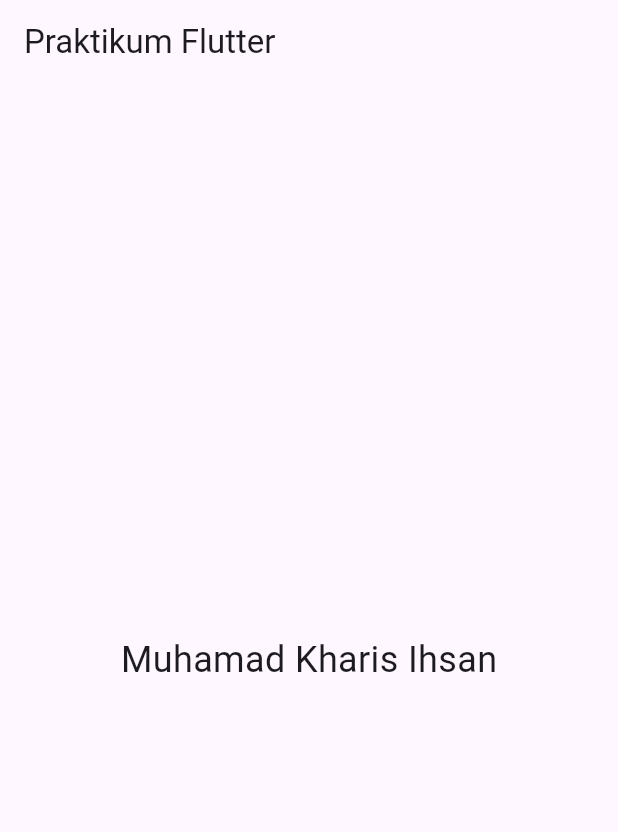
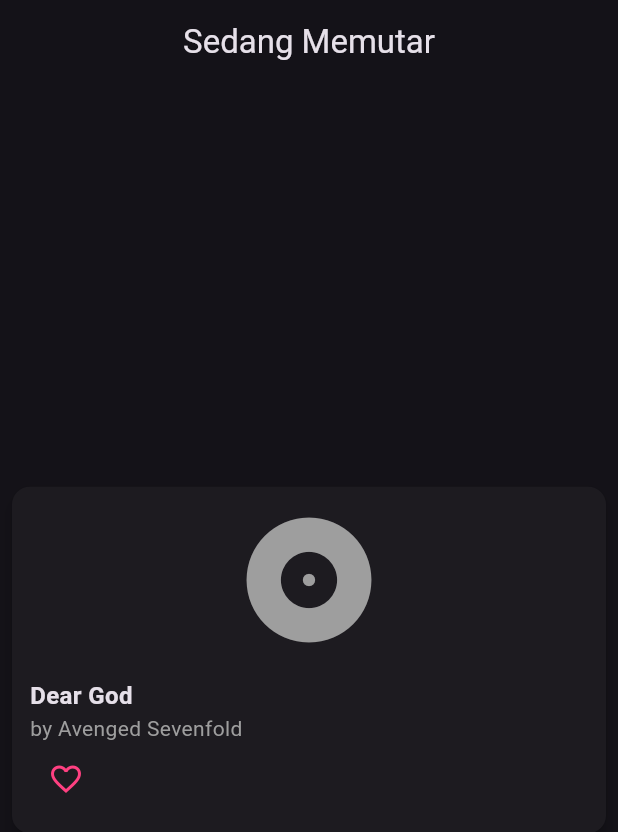
Before and after one commit to icunicn/mobile-programming, a Flutter app: the screen it shows after launch, on a phone screen of 412 x 824 dp. Shown: the top 832 px of the screen. Run offline on Flutter 3.47's test engine with Material 3 defaults, Android fonts, the phone set to English and light mode, and no system bars.

Commit message:
Tugas modul 5

```diff
--- a/lib/main.dart
+++ b/lib/main.dart
@@ -9,17 +9,78 @@ class MyApp extends StatelessWidget {
   @override
   Widget build(BuildContext context) {
     return MaterialApp(
+      title: 'Contoh Sizedbox',
+      theme: ThemeData.dark(),
       home: Scaffold(
-        appBar: AppBar(
-          title: const Text('Praktikum Flutter'
-        )),
-        body: const Center(
-          child: Text(
-            'Muhamad Kharis Ihsan',
-            style: TextStyle(fontSize: 24),
-          )
+        appBar: AppBar(title: const Text('Sedang Memutar'), centerTitle: true),
+
+        body: Center(
+          child: Card(
+            margin: const EdgeInsets.all(8),
+            elevation: 4,
+            shape: RoundedRectangleBorder(
+              borderRadius: BorderRadius.circular(12),
+            ),
+            child: Padding(
+              padding: EdgeInsets.all(12),
+              child: Column(
+                mainAxisSize: MainAxisSize.min,
+                children: [
+                  Row(
+                    mainAxisSize: MainAxisSize.min,
+                    crossAxisAlignment: CrossAxisAlignment.center,
+                  ),
+                  Container(
+                    width: 100,
+                    height: 100,
+                    child: const Icon(
+                      Icons.album,
+                      size: 100,
+                      color: Colors.grey,
+                    ),
+                  ),
+                  const SizedBox(height: 16),
+                  Row(
+                    children: [
+                      Expanded(
+                        child: Column(
+                          crossAxisAlignment: CrossAxisAlignment.start,
+                          mainAxisSize: MainAxisSize.min,
+                          children: [
+                            Text(
+                              'Dear God',
+                              style: TextStyle(
+                                fontSize: 16,
+                                fontWeight: FontWeight.bold,
+                              ),
+                            ),
+                            const SizedBox(width: 8),
+                            Text(
+                              'by Avenged Sevenfold',
+                              style: TextStyle(
+                                fontSize: 14,
+                                color: Colors.grey,
+                              ),
+                            ),
+                            Spacer(),
+                            IconButton(
+                              onPressed: () {},
+                              icon: const Icon(
+                                Icons.favorite_border,
+                                color: Colors.pinkAccent,
+                              ),
+                            ),
+                          ],
+                        ),
+                      ),
+                    ],
+                  ),
+                ],
+              ),
+            ),
+          ),
         ),
-      )
+      ),
     );
   }
 }
```
